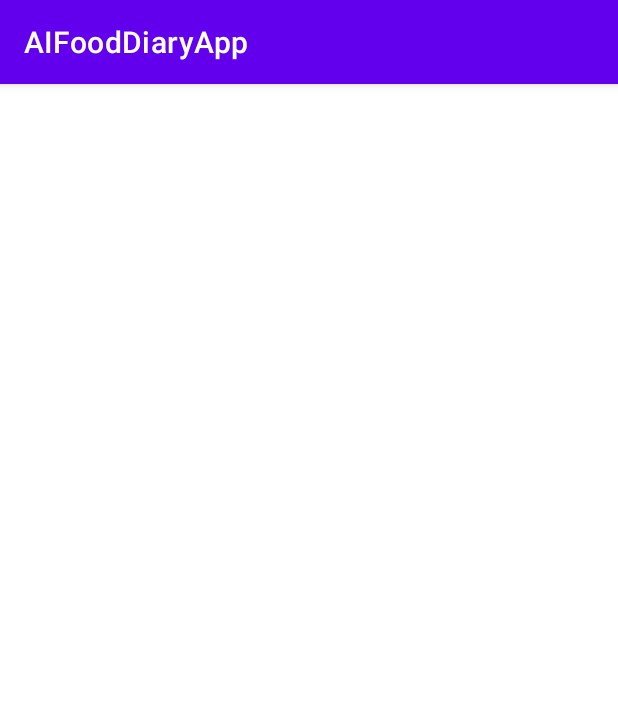
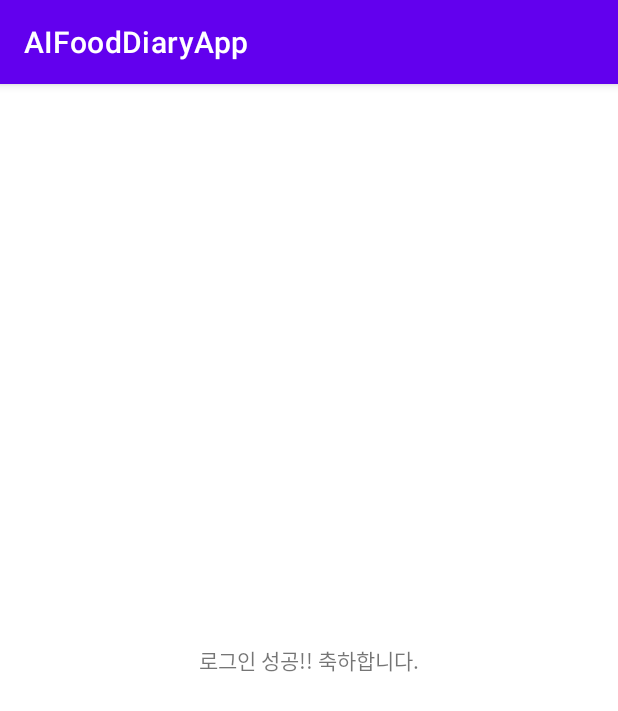
Before and after one commit to YangJJHH/DingDong, an Android app: the HomeActivity screen opened directly, with no data from a screen before it, on a phone screen of 412 x 824 dp. Shown: the top 711 px of the screen. Run offline under Robolectric (Android 15) with nearby library versions, the phone set to English and light mode, and no system bars.

```diff
--- a/App/AIFoodDiary/app/src/main/java/com/cookandroid/aifooddiaryapp/LoginRequest.java
+++ b/App/AIFoodDiary/app/src/main/java/com/cookandroid/aifooddiaryapp/LoginRequest.java
@@ -9,7 +9,7 @@ import java.util.Map;
 
 public class LoginRequest extends StringRequest {
     // 서버 URL 설정 - php 파일 연동
-    final static private String URL = "ftp주소입력해야함";
+    final static private String URL = "/home/jung/Capston/Capstone_php/Login.php";
     private Map<String, String> map;
 
     public LoginRequest(String userID, String userPass, Response.Listener<String> listener) {
--- a/App/AIFoodDiary/app/src/main/java/com/cookandroid/aifooddiaryapp/RegisterRequest.java
+++ b/App/AIFoodDiary/app/src/main/java/com/cookandroid/aifooddiaryapp/RegisterRequest.java
@@ -9,7 +9,7 @@ import java.util.Map;
 
 public class RegisterRequest extends StringRequest{
     // 서버 URL 설정 - php 파일 연동
-    final static private String URL = "여기 ftp주소 입력해야함";
+    final static private String URL = "/home/jung/Capston/Capstone_php/Register.php";
     private Map<String, String> map;
 
     public RegisterRequest(String userID, String userPass, String userName, int userAge, double userHeight, double userWeight, Response.Listener<String> listener) {
--- a/App/AIFoodDiary/app/src/main/res/layout/activity_home.xml
+++ b/App/AIFoodDiary/app/src/main/res/layout/activity_home.xml
@@ -6,4 +6,13 @@
     android:layout_height="match_parent"
     tools:context=".HomeActivity">
 
+    <TextView
+        android:id="@+id/textView"
+        android:layout_width="wrap_content"
+        android:layout_height="wrap_content"
+        android:text="로그인 성공!! 축하합니다."
+        app:layout_constraintBottom_toBottomOf="parent"
+        app:layout_constraintEnd_toEndOf="parent"
+        app:layout_constraintStart_toStartOf="parent"
+        app:layout_constraintTop_toTopOf="parent" />
 </androidx.constraintlayout.widget.ConstraintLayout>
```
